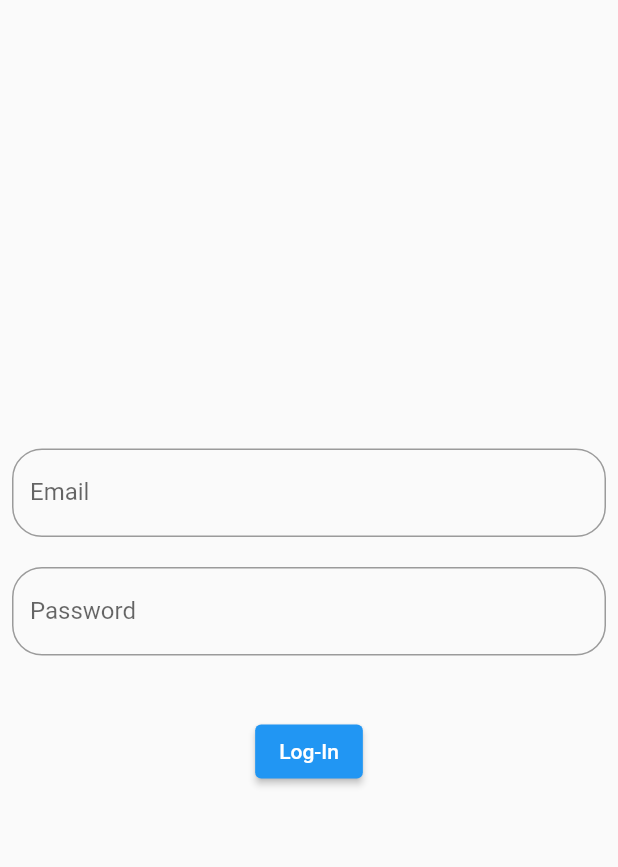
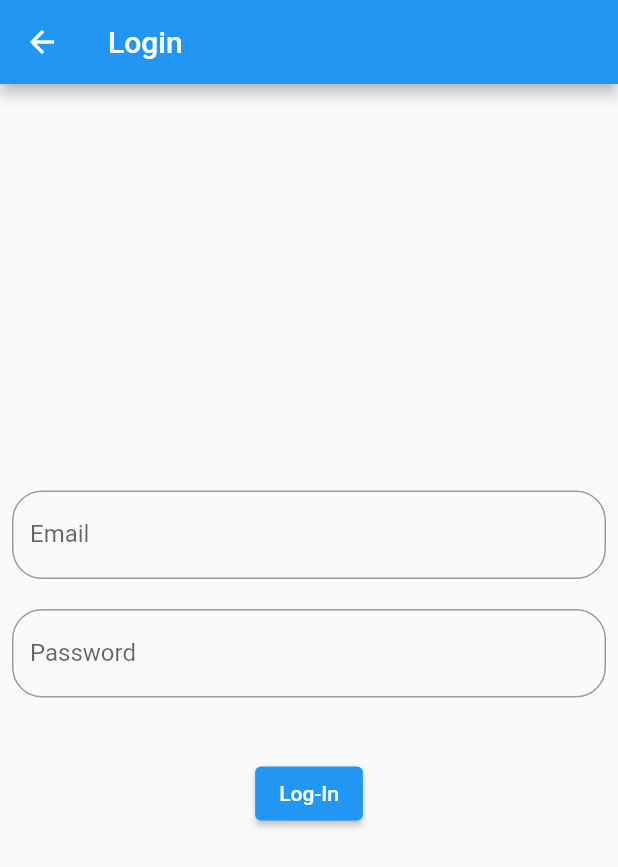
Before and after one commit to 404-Hackathon/schoolender_flutter, a Flutter app: the screen it shows after launch, after a tap on "Login", on a phone screen of 412 x 824 dp. Shown: the top 867 px of the screen. Run offline on Flutter 3.47's test engine with Material 2 defaults, Android fonts, the phone set to English and light mode, and no system bars; our stand-ins replace awesome_dialog, cloud_firestore, firebase_auth, firebase_core, shimmer; accounts and stored records are empty; network calls fail.

Commit message:
fixing back button

```diff
--- a/lib/Authentication/welcome_screen.dart
+++ b/lib/Authentication/welcome_screen.dart
@@ -25,12 +25,13 @@ FirebaseAuth auth = FirebaseAuth.instance;
         print('User is currently signed out!');
       } else {
         print('User is signed in!');
-        Navigator.pushReplacement(
-          context,
-          MaterialPageRoute(
-            builder: (context) => HomePage(),
-          ),
-        );
+        Navigator.pushNamedAndRemoveUntil(context, '/home', (_) => false);
+        // Navigator.pushReplacement(
+        //   context,
+        //   MaterialPageRoute(
+        //     builder: (context) => HomePage(),
+        //   ),
+        // );
       }
     });
 
--- a/lib/main.dart
+++ b/lib/main.dart
@@ -1,5 +1,6 @@
 import 'package:firebase_core/firebase_core.dart';
 import 'package:flutter/material.dart';
+import 'package:schoolender_flutter/Home/home_page.dart';
 import 'Authentication/login_screen.dart';
 import 'Authentication/register_screen.dart';
 import 'Authentication/welcome_screen.dart';
@@ -18,11 +19,9 @@ class MyApp extends StatelessWidget {
       title: 'MyApp',
       theme: ThemeData(
         brightness: Brightness.light,
-        accentColor: Colors.orange,
       ),
       darkTheme: ThemeData(
         brightness: Brightness.dark,
-        accentColor: Colors.orangeAccent,
       ),
       themeMode: ThemeMode.system,
       home: FutureBuilder(
@@ -49,6 +48,20 @@ class MyApp extends StatelessWidget {
           );
         },
       ),
+      routes: {
+        '/home': (context) => HomePage(),
+        '/welcome': (context) => WelcomePage(),
+        '/loading': (context) => Scaffold(
+            // backgroundColor: Colors.blueAccent,
+            body: Center(
+              child: Image.network(
+                  'https://upload.wikimedia.org/wikipedia/commons/thumb/5/54/Ajux_loader.gif/240px-Ajux_loader.gif'),
+            ),
+          ),
+          '/error': (context) => Scaffold(
+              backgroundColor: Colors.redAccent,
+            ),
+      },
     );
   }
 }
```
Also changed, not shown: lib/Authentication/login_screen.dart (+25 -6 lines), lib/Authentication/register_screen.dart (+7 -0 lines).
